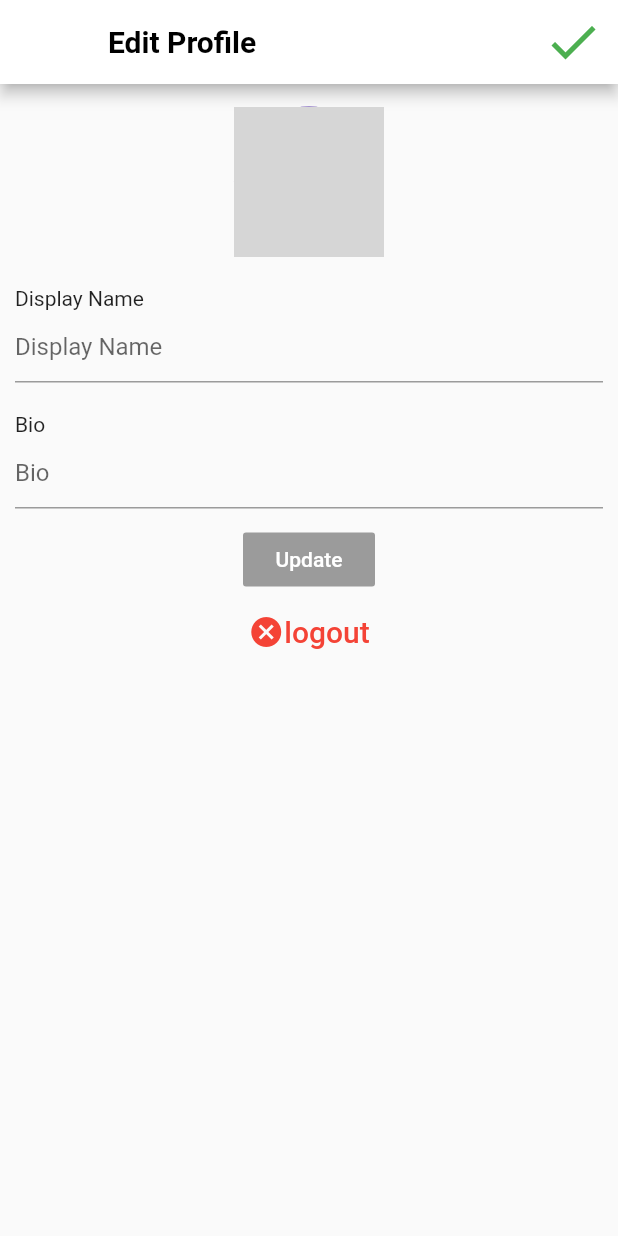
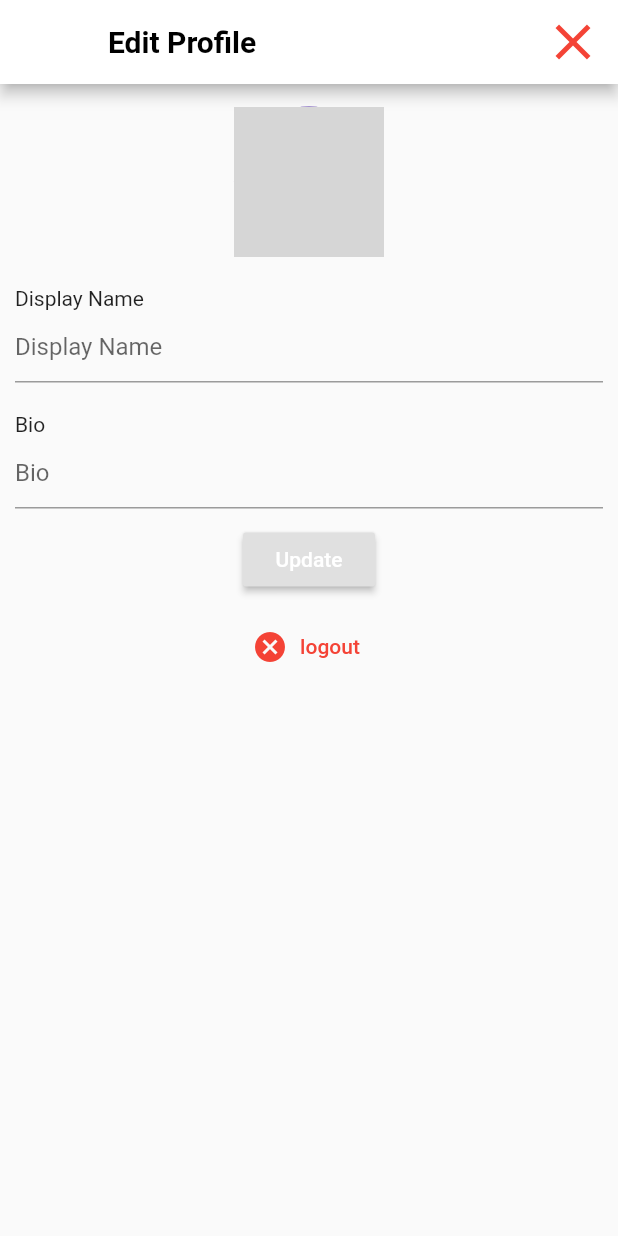
Before and after one commit to aravindSiruvuru05/fluttershare, a Flutter app: the Profile screen opened directly, after a tap on "Edit Your Profile", on a phone screen of 412 x 824 dp. Run offline on Flutter 3.47's test engine with Material 2 defaults, Android fonts, the phone set to English and light mode, and no system bars; our stand-ins replace cached_network_image, cloud_firestore, firebase_storage, flutter_svg, geolocator, google_sign_in and 1 more; accounts and stored records are empty; network calls fail; grey boxes are pictures that could not be loaded.

Commit message:
Edit profile page completely done

```diff
--- a/lib/pages/edit_profile.dart
+++ b/lib/pages/edit_profile.dart
@@ -1,3 +1,5 @@
+import 'dart:async';
+
 import 'package:cached_network_image/cached_network_image.dart';
 import 'package:cloud_firestore/cloud_firestore.dart';
 import "package:flutter/material.dart";
@@ -18,6 +20,9 @@ class _EditProfileState extends State<EditProfile> {
   TextEditingController bioController = TextEditingController();
   bool _isLoading = false;
   User user;
+  bool _isbioValid = true;
+  bool _isdisplayNameValid = true;
+  final _scaffoldKey = GlobalKey<ScaffoldState>();
   @override
   void initState() {
     // TODO: implement initState
@@ -38,6 +43,42 @@ class _EditProfileState extends State<EditProfile> {
     });
   }
 
+  updateProfileData() {
+    setState(() {
+      displayNameController.text.length < 3 ||
+              displayNameController.text.isEmpty
+          ? _isdisplayNameValid = false
+          : _isdisplayNameValid = true;
+
+      bioController.text.length < 3 || bioController.text.isEmpty
+          ? _isbioValid = false
+          : _isbioValid = true;
+    });
+
+    if (_isbioValid && _isdisplayNameValid) {
+      usersRef.document(widget.currentUserId).updateData({
+        "displayname": displayNameController.text,
+        "bio": bioController.text
+      });
+      Navigator.pop(context, "Profile Updated");
+//      SnackBar snackBar = SnackBar(
+//        content: Text("profile Updated"),
+//      );
+//      _scaffoldKey.currentState.showSnackBar(snackBar);
+//      Timer(Duration(seconds: 2), () {
+//
+//      });
+    }
+  }
+
+  logoutHandle() {
+    googleSignIn.signOut();
+    Navigator.push(
+      context,
+      MaterialPageRoute(builder: (context) => Home()),
+    );
+  }
+
   buildEditPage() {
     return ListView(
       children: [
@@ -54,25 +95,25 @@ class _EditProfileState extends State<EditProfile> {
         buildDBioTextField(),
         Center(
           child: RaisedButton(
+            onPressed: updateProfileData,
             child: Text(
               "Update",
               style: TextStyle(color: Colors.white),
             ),
           ),
         ),
-        Center(
-          child: FlatButton(
-            child: Row(
-              mainAxisAlignment: MainAxisAlignment.center,
-              children: [
-                Icon(Icons.cancel, color: Colors.red),
-                Text(
-                  "logout",
-                  style: TextStyle(color: Colors.red, fontSize: 20.0),
-                ),
-              ],
-            ),
-          ),
+        Padding(
+          padding: EdgeInsets.all(10.0),
+          child: FlatButton.icon(
+              onPressed: logoutHandle,
+              icon: Icon(
+                Icons.cancel,
+                color: Colors.red,
+              ),
+              label: Text(
+                "logout",
+                style: TextStyle(color: Colors.red),
+              )),
         )
       ],
     );
@@ -88,8 +129,10 @@ class _EditProfileState extends State<EditProfile> {
           TextFormField(
             controller: displayNameController,
             decoration: InputDecoration(
-              hintText: "Display Name",
-            ),
+                hintText: "Display Name",
+                errorText: _isdisplayNameValid
+                    ? null
+                    : "displayname shud be greater than 3 chars"),
           )
         ],
       ),
@@ -107,8 +150,11 @@ class _EditProfileState extends State<EditProfile> {
             controller: bioController,
             decoration: InputDecoration(
               hintText: "Bio",
+              errorText: _isdisplayNameValid
+                  ? null
+                  : "displayname shud be greater than 3 chars",
             ),
-          )
+          ),
         ],
       ),
     );
@@ -117,6 +163,7 @@ class _EditProfileState extends State<EditProfile> {
   @override
   Widget build(BuildContext context) {
     return Scaffold(
+      key: _scaffoldKey,
       appBar: AppBar(
         backgroundColor: Colors.white,
         title: Text(
@@ -129,8 +176,8 @@ class _EditProfileState extends State<EditProfile> {
             child: IconButton(
               onPressed: () => Navigator.pop(context),
               icon: Icon(
-                Icons.check,
-                color: Colors.green,
+                Icons.clear,
+                color: Colors.red,
                 size: 40.0,
               ),
             ),
--- a/lib/pages/profile.dart
+++ b/lib/pages/profile.dart
@@ -38,13 +38,20 @@ class _ProfileState extends State<Profile> {
     );
   }
 
-  handleEditProfile() {
-    Navigator.push(
+  handleEditProfile() async {
+    final result = await Navigator.push(
       context,
       MaterialPageRoute(
         builder: (context) => EditProfile(currentUserId: currentUser.id),
       ),
     );
+    if (result != null) {
+      Scaffold.of(context)
+        ..removeCurrentSnackBar()
+        ..showSnackBar(SnackBar(content: Text("$result")));
+    } else {
+      Scaffold.of(context)..removeCurrentSnackBar();
+    }
   }
 
   buildEditProfileButton() {
@@ -131,7 +138,7 @@ class _ProfileState extends State<Profile> {
                 child: Container(
                   alignment: Alignment.centerLeft,
                   child: Text(
-                    "user bio comes here",
+                    user.bio,
                     style: TextStyle(
                         fontWeight: FontWeight.normal, fontSize: 15.0),
                   ),
```
